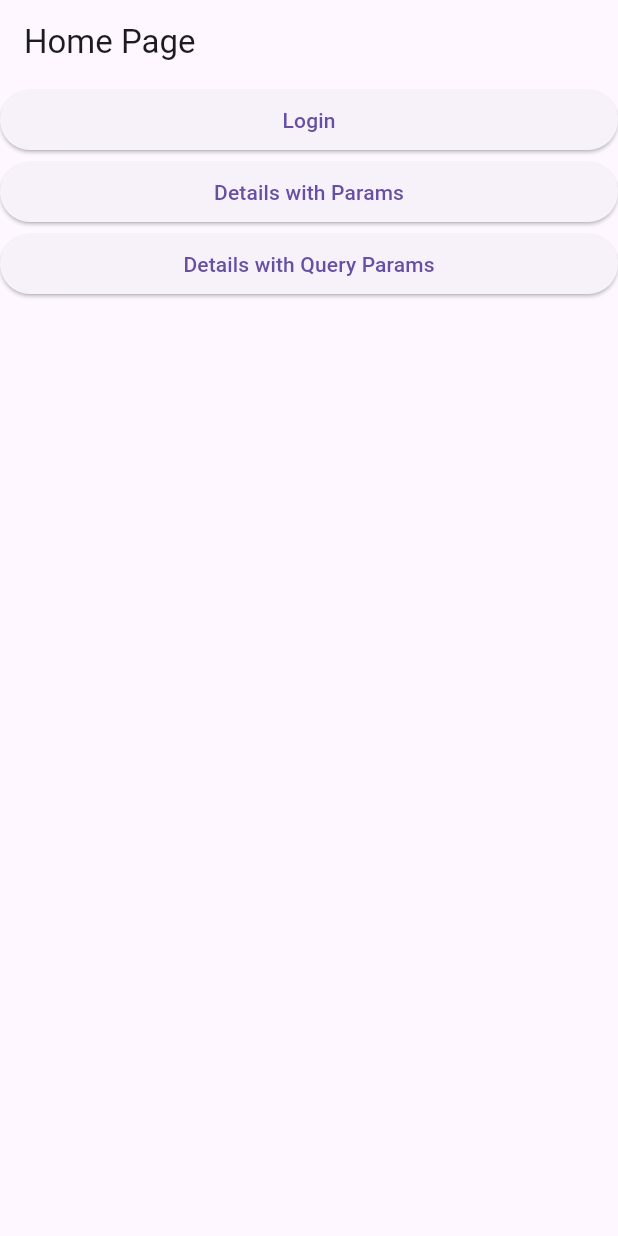
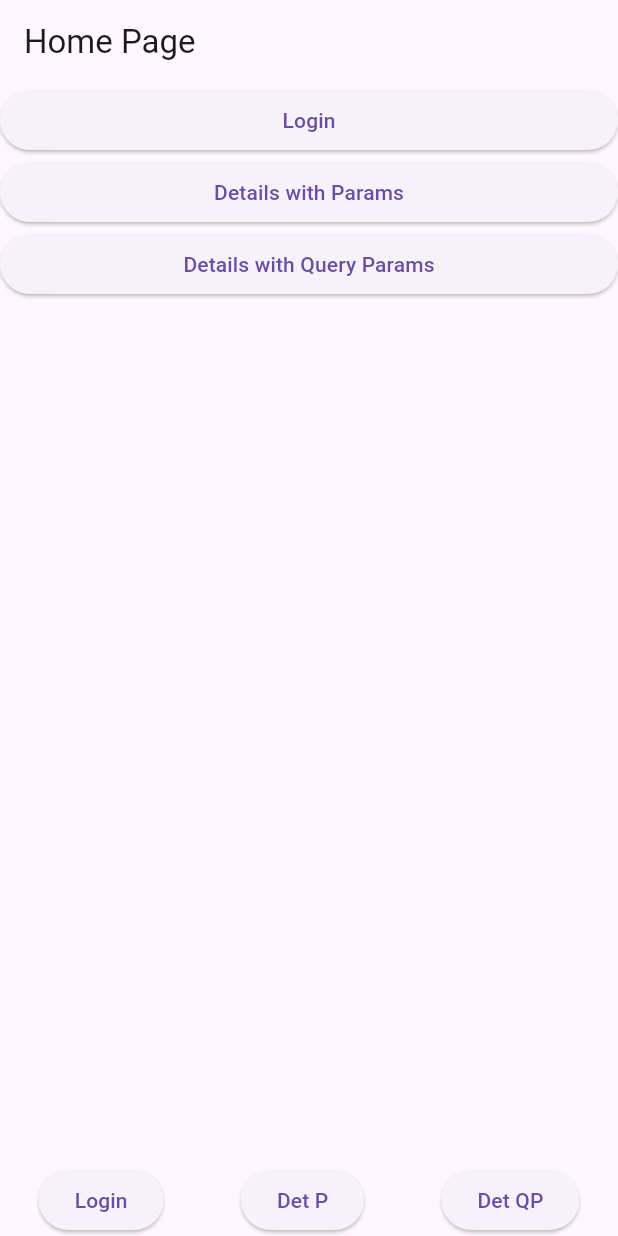
Before and after one commit to SajjadAli54/go_routing_demo, a Flutter app: the screen it shows after launch, on a phone screen of 412 x 824 dp. Run offline on Flutter 3.47's test engine with Material 3 defaults, Android fonts, the phone set to English and light mode, and no system bars; our stand-ins replace go_router.

Commit message:
Add Custom Navigatrion using Shell Route

```diff
--- /dev/null
+++ b/lib/app/navigation.dart
@@ -0,0 +1,32 @@
+import 'package:flutter/material.dart';
+import 'package:go_router/go_router.dart';
+
+class Navigation extends StatelessWidget {
+  final Widget child;
+  final state;
+
+  const Navigation({super.key, required this.child, required this.state});
+
+  @override
+  Widget build(BuildContext context) {
+    return Scaffold(
+      body: child,
+      bottomNavigationBar: Row(
+        mainAxisAlignment: MainAxisAlignment.spaceAround,
+        children: [
+          ElevatedButton(
+              onPressed: () => GoRouter.of(context).go("/login"),
+              child: const Text("Login")),
+          ElevatedButton(
+              onPressed: () => GoRouter.of(context).go("/users/seardhParams"),
+              child: const Text("Det P")),
+          ElevatedButton(
+              onPressed: () => GoRouter.of(context).go(Uri(
+                  path: "/users",
+                  queryParameters: {"userId": "Query Params"}).toString()),
+              child: const Text("Det QP"))
+        ],
+      ),
+    );
+  }
+}
--- a/lib/main.dart
+++ b/lib/main.dart
@@ -4,8 +4,16 @@
 
 import 'package:go_routing_demo/app/home.dart';
 import 'package:go_routing_demo/app/login.dart';
+import 'package:go_routing_demo/app/navigation.dart';
 
-final _router = GoRouter(routes: [
+final GlobalKey<NavigatorState> _rootNavigatorKey = GlobalKey<NavigatorState>();
+
+final shellRoute = ShellRoute(
+    builder: (context, state, child) => Navigation(
+          state: state,
+          child: child,
+        ),
+    routes: [
       GoRoute(
         path: "/",
         builder: (context, state) => const HomePage(),
@@ -26,6 +34,11 @@
       )
     ]);
 
+final _router = GoRouter(
+    navigatorKey: _rootNavigatorKey,
+    initialLocation: '/',
+    routes: [shellRoute]);
+
 void main() {
   runApp(const MyApp());
 }
```
Lines whose indentation alone changed are shown as unchanged.
